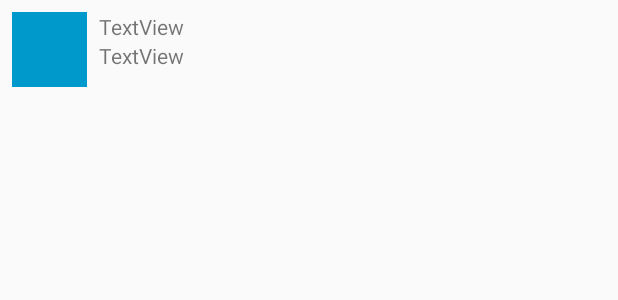
After one commit to genenartey3/TwitterMini, an Android app: the layout item_tweet.xml on its own in the app's theme, with its tools: preview values and no code run, on a phone screen of 412 x 824 dp. The commit adds this screen. Shown: the top 300 px of the screen. Run offline under Robolectric (Android 15) with nearby library versions, the phone set to English and light mode, and no system bars.

Commit message:
partial feed

```diff
--- a/app/build.gradle
+++ b/app/build.gradle
@@ -41,6 +41,8 @@ dependencies {
     implementation 'com.loopj.android:android-async-http:1.4.9'
     // Room for simple persistence with an ORM
     implementation "android.arch.persistence.room:runtime:1.1.1"
+    implementation 'com.android.support.constraint:constraint-layout:1.1.3'
     annotationProcessor "android.arch.persistence.room:compiler:1.1.1"
     implementation 'com.facebook.stetho:stetho:1.5.0'
+    implementation 'com.android.support:recyclerview-v7:28.0.0'
 }
--- /dev/null
+++ b/app/src/main/res/layout/item_tweet.xml
@@ -0,0 +1,36 @@
+<?xml version="1.0" encoding="utf-8"?>
+<android.support.constraint.ConstraintLayout
+    xmlns:android="http://schemas.android.com/apk/res/android"
+    xmlns:app="http://schemas.android.com/apk/res-auto"
+    xmlns:tools="http://schemas.android.com/tools"
+    android:layout_width="match_parent"
+    android:layout_height="match_parent">
+
+    <ImageView
+        android:id="@+id/ivProfileImage"
+        android:layout_width="50dp"
+        android:layout_height="50dp"
+        android:layout_marginStart="8dp"
+        android:layout_marginTop="8dp"
+        app:layout_constraintStart_toStartOf="parent"
+        app:layout_constraintTop_toTopOf="parent"
+        app:srcCompat="@android:color/holo_blue_dark" />
+
+    <TextView
+        android:id="@+id/tvUsername"
+        android:layout_width="wrap_content"
+        android:layout_height="wrap_content"
+        android:layout_marginStart="8dp"
+        android:text="TextView"
+        app:layout_constraintStart_toEndOf="@+id/ivProfileImage"
+        app:layout_constraintTop_toTopOf="@+id/ivProfileImage" />
+
+    <TextView
+        android:id="@+id/tvBody"
+        android:layout_width="319dp"
+        android:layout_height="27dp"
+        android:layout_marginStart="8dp"
+        android:text="TextView"
+        app:layout_constraintStart_toEndOf="@+id/ivProfileImage"
+        app:layout_constraintTop_toBottomOf="@+id/tvUsername" />
+</android.support.constraint.ConstraintLayout>
--- a/app/src/main/res/values/strings.xml
+++ b/app/src/main/res/values/strings.xml
@@ -1,7 +1,7 @@
 <?xml version="1.0" encoding="utf-8"?>
 <resources>
 
-    <string name="app_name">Rest Client Template</string>
+    <string name="app_name">Simple Tweet</string>
     <string name="login_label">Log in</string>
     <string name="intent_scheme">oauth</string>
     <string name="intent_host">cprest</string>
```
Also changed, not shown: app/src/main/AndroidManifest.xml (+7 -7 lines), app/src/main/java/com/codepath/apps/restclienttemplate/LoginActivity.java (+8 -4 lines), app/src/main/java/com/codepath/apps/restclienttemplate/RestApplication.java (deleted, +0 -41 lines), app/src/main/java/com/codepath/apps/restclienttemplate/RestClient.java (deleted, +0 -61 lines), app/src/main/java/com/codepath/apps/restclienttemplate/TimelineActivity.java (added, +68 -0 lines), app/src/main/java/com/codepath/apps/restclienttemplate/TweetAdapter.java (added, +37 -0 lines), app/src/main/java/com/codepath/apps/restclienttemplate/TwitterApplication.java (added, +41 -0 lines), app/src/main/java/com/codepath/apps/restclienttemplate/TwitterClient.java (added, +63 -0 lines), app/src/main/java/com/codepath/apps/restclienttemplate/models/Tweet.java (added, +33 -0 lines), app/src/main/java/com/codepath/apps/restclienttemplate/models/User.java (added, +28 -0 lines), app/src/main/res/layout/activity_timeline.xml (added, +15 -0 lines), 1435 other files.
